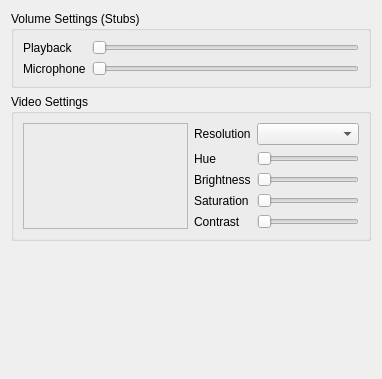
Above: src/widget/form/settings/avsettings.ui from qTox/qTox before the change. Below: the same form after it.
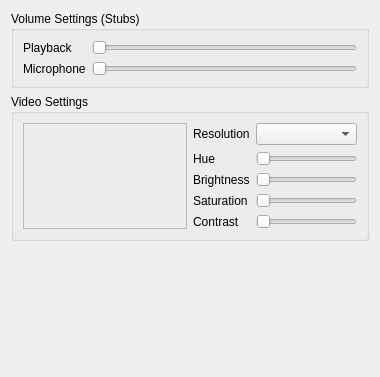
That is the form after the change. Custom widgets are drawn as their Qt base class.

Commit message: fixed compilation error + warning

What changed in the file:
```diff
--- a/src/widget/form/settings/avsettings.ui
+++ b/src/widget/form/settings/avsettings.ui
@@ -6,8 +6,8 @@
    <rect>
     <x>0</x>
     <y>0</y>
-    <width>382</width>
-    <height>379</height>
+    <width>380</width>
+    <height>377</height>
    </rect>
   </property>
   <property name="windowTitle">
```
Left out of the diff: 2 changed lines with no effect on the pictures. The commit also changes 1 other file.
